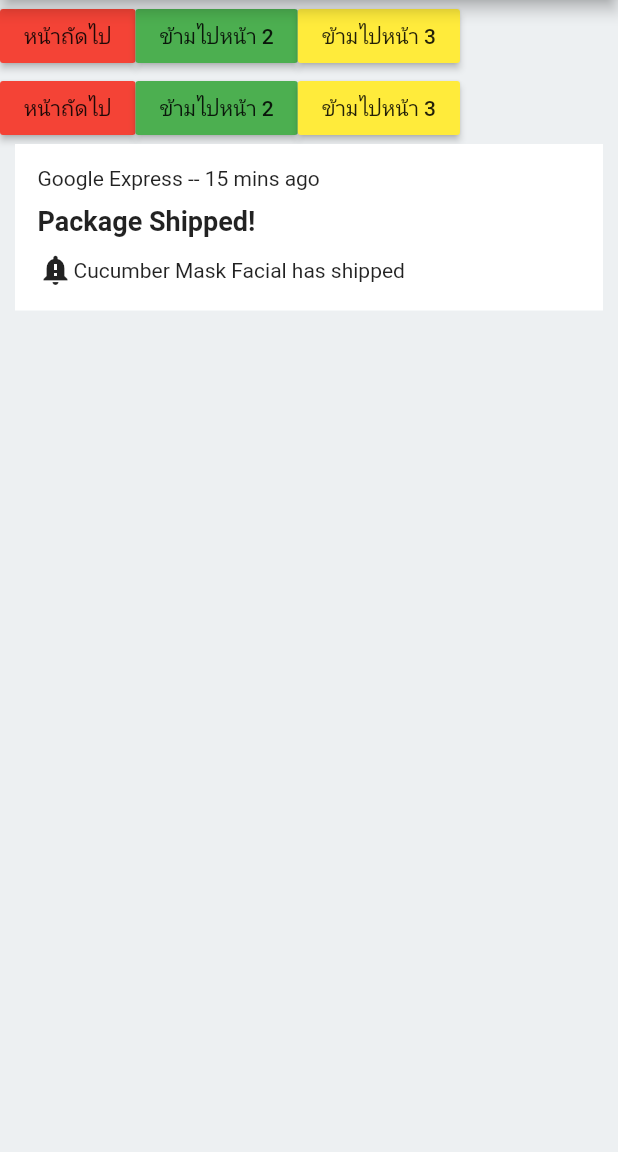
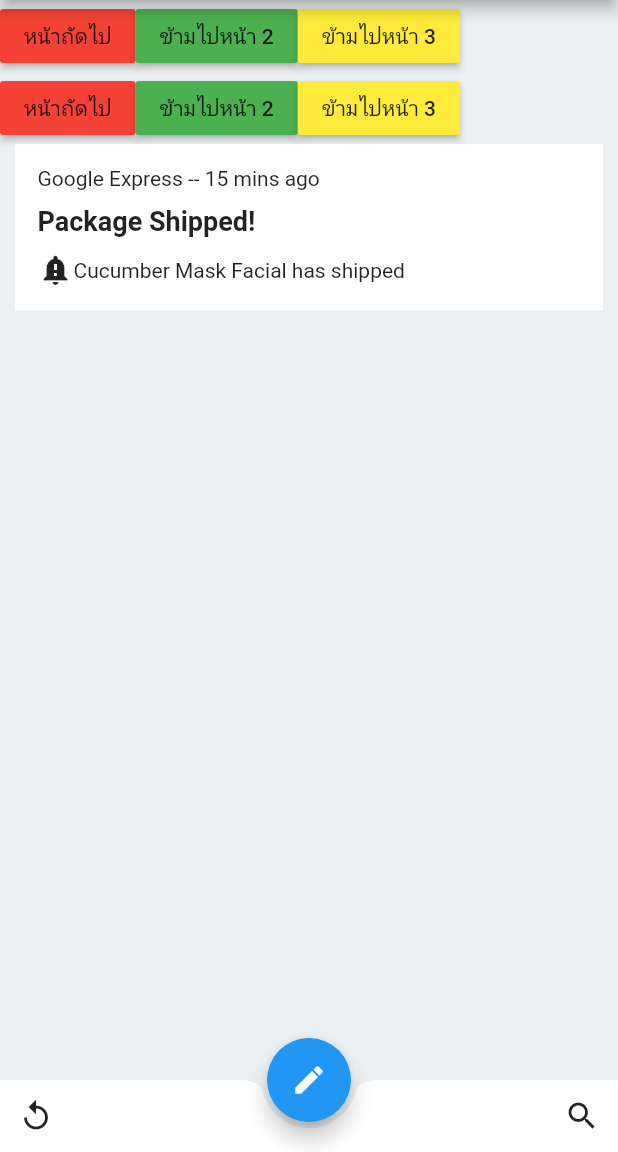
Before and after one commit to siteslave/sp-app, a Flutter app: the screen it shows after launch, on a phone screen of 412 x 824 dp, the part 84-1236 px from its top. Run offline on Flutter 3.47's test engine with Material 2 defaults, Android fonts, the phone set to English and light mode, and no system bars.

Commit message:
add bottomappbar

```diff
--- a/lib/home.dart
+++ b/lib/home.dart
@@ -60,6 +60,19 @@ class _HomeState extends State<Home> {
             ),
           ],
         ),
+        bottomNavigationBar: BottomAppBar(
+          elevation: 0,
+          shape: CircularNotchedRectangle(),
+          child: Row(
+            mainAxisAlignment: MainAxisAlignment.spaceBetween,
+            children: [
+            IconButton(icon: Icon(Icons.replay), onPressed: () {}),
+            IconButton(icon: Icon(Icons.search), onPressed: () {}),
+          ],
+        )),
+        floatingActionButton: FloatingActionButton(child: Icon(Icons.edit),
+        onPressed: () {}),
+        floatingActionButtonLocation: FloatingActionButtonLocation.centerDocked,
         );
   }
 }
```
